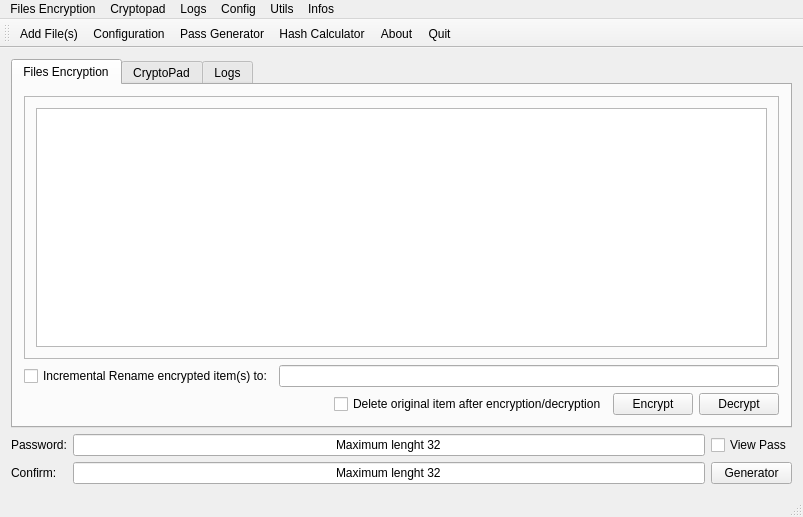
This is src/arsenic/mainwindow.ui in Antidote1911/arsenic as Qt 5 draws it before an edit. The edited form follows.
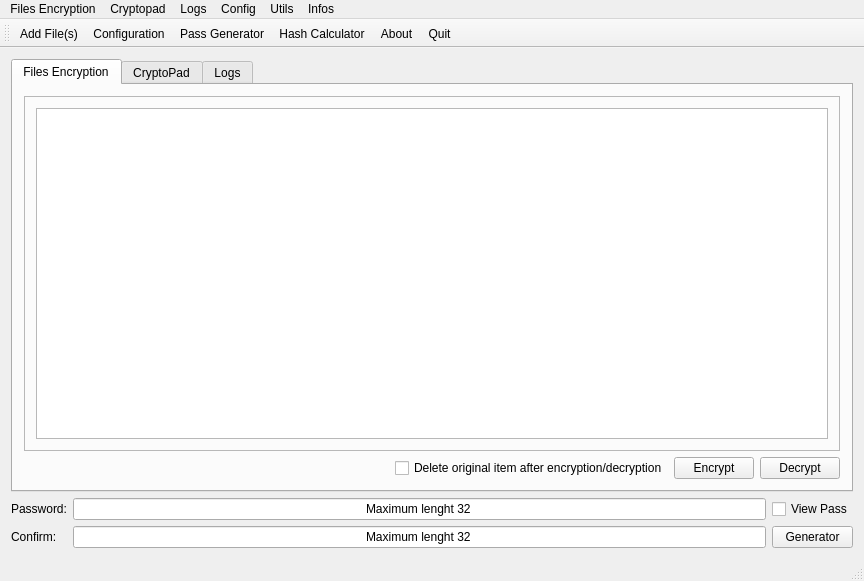
This is the edited form. Icons and pictures are not drawn.

Patch:
```diff
--- a/src/arsenic/mainwindow.ui
+++ b/src/arsenic/mainwindow.ui
@@ -6,8 +6,8 @@
    <rect>
     <x>0</x>
     <y>0</y>
-    <width>803</width>
-    <height>517</height>
+    <width>864</width>
+    <height>581</height>
    </rect>
   </property>
   <property name="windowTitle">
@@ -44,24 +44,6 @@
           </layout>
          </widget>
         </item>
-        <item>
-         <layout class="QHBoxLayout" name="horizontalLayout_3">
-          <item>
-           <widget class="QCheckBox" name="encrypt_rename">
-            <property name="text">
-             <string>Incremental Rename encrypted item(s) to:</string>
-            </property>
-           </widget>
-          </item>
-          <item>
-           <widget class="QLineEdit" name="encrypt_filename">
-            <property name="text">
-             <string/>
-            </property>
-           </widget>
-          </item>
-         </layout>
-        </item>
         <item>
          <layout class="QHBoxLayout" name="horizontalLayout">
           <item>
@@ -228,7 +210,7 @@
     <rect>
      <x>0</x>
      <y>0</y>
-     <width>803</width>
+     <width>864</width>
      <height>23</height>
     </rect>
    </property>
```
